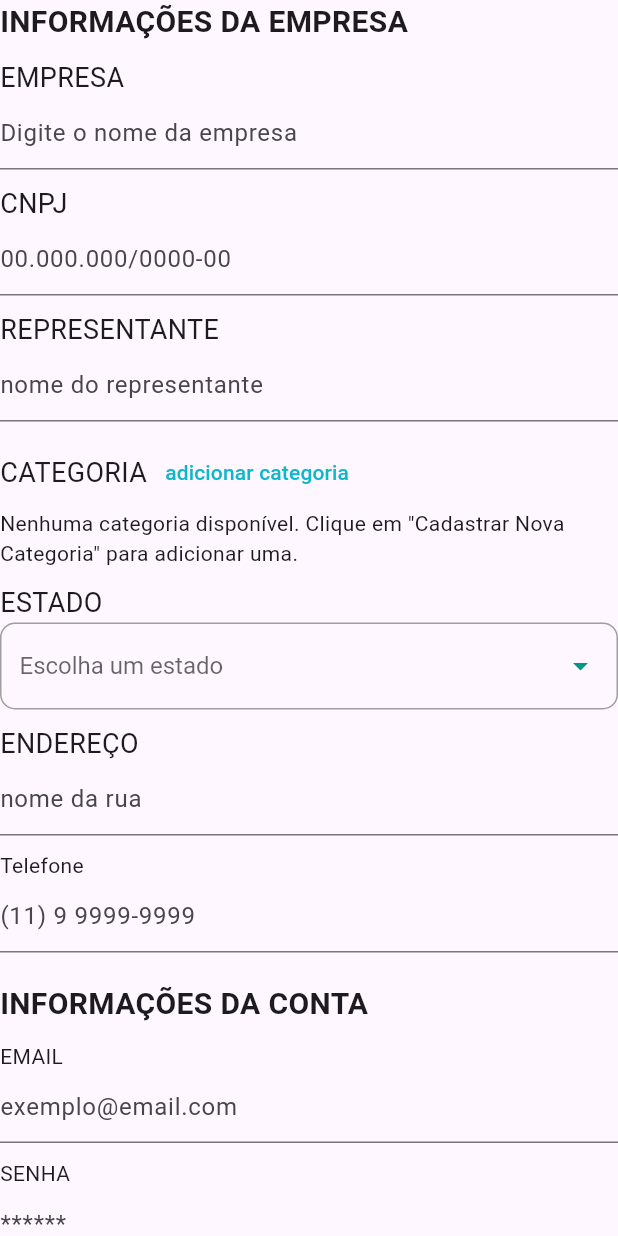
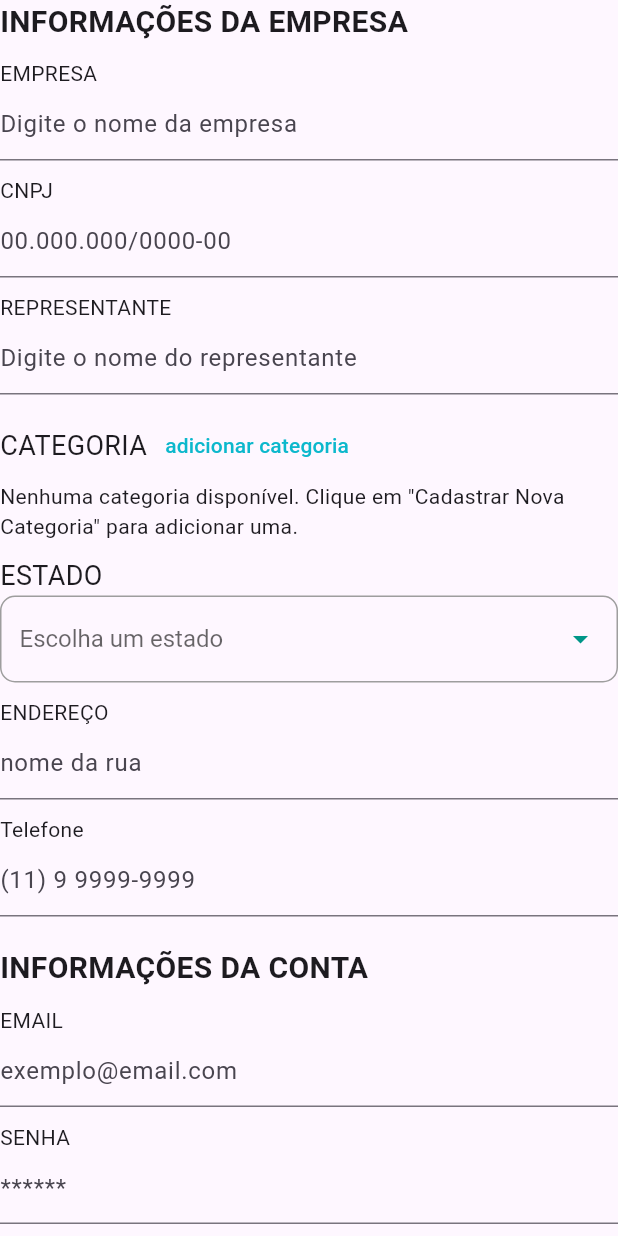
Before and after one commit to LucasBottura16/my_catalog, a Flutter app: the FormCompany widget shown alone on an empty page, opened directly, on a phone screen of 412 x 824 dp. Run offline on Flutter 3.47's test engine with Material 3 defaults, Android fonts, the phone set to English and light mode, and no system bars; our stand-ins replace cloud_firestore, firebase_auth, firebase_core, mask_text_input_formatter, shared_preferences; accounts and stored records are empty.

Commit message:
Feat: Ajuste de input text nos formulários

```diff
--- a/lib/create_account_screen/components/form_company.dart
+++ b/lib/create_account_screen/components/form_company.dart
@@ -3,6 +3,7 @@ import 'package:flutter/material.dart';
 import 'package:my_catalog/create_account_screen/components/add_categories_modal.dart';
 import 'package:my_catalog/create_account_screen/create_account_service.dart';
 import 'package:my_catalog/utils/colors.dart';
+import 'package:my_catalog/utils/custom_input_field.dart';
 import 'package:my_catalog/utils/masks.dart';
 
 class FormCompany extends StatefulWidget {
@@ -15,7 +16,8 @@ class FormCompany extends StatefulWidget {
 class _FormCompanyState extends State<FormCompany> {
   final TextEditingController _controllerCompany = TextEditingController();
   final TextEditingController _controllerCNPJ = TextEditingController();
-  final TextEditingController _controllerRepresentative = TextEditingController();
+  final TextEditingController _controllerRepresentative =
+      TextEditingController();
   final TextEditingController _controllerAddress = TextEditingController();
   final TextEditingController _controllerPhone = TextEditingController();
   final TextEditingController _controllerEmail = TextEditingController();
@@ -101,36 +103,24 @@ class _FormCompanyState extends State<FormCompany> {
       children: [
         const Text("INFORMAÇÕES DA EMPRESA",
             style: TextStyle(fontSize: 20, fontWeight: FontWeight.bold)),
-        const SizedBox(height: 10),
-        const Text("EMPRESA",
-            style: TextStyle(fontWeight: FontWeight.w400, fontSize: 18)),
-        TextFormField(
-          decoration: const InputDecoration(
-            hintText: "Digite o nome da empresa",
-          ),
+        CustomInputField(
           controller: _controllerCompany,
+          labelText: "EMPRESA",
+          hintText: "Digite o nome da empresa",
         ),
-        const SizedBox(height: 10),
-        const Text("CNPJ",
-            style: TextStyle(fontWeight: FontWeight.w400, fontSize: 18)),
-        TextFormField(
+        CustomInputField(
+          controller: _controllerCNPJ,
+          labelText: "CNPJ",
+          hintText: "00.000.000/0000-00",
           keyboardType: TextInputType.number,
           inputFormatters: [
             MasksInput.cnpjFormatter,
           ],
-          decoration: const InputDecoration(
-            hintText: "00.000.000/0000-00",
-          ),
-          controller: _controllerCNPJ,
         ),
-        const SizedBox(height: 10),
-        const Text("REPRESENTANTE",
-            style: TextStyle(fontWeight: FontWeight.w400, fontSize: 18)),
-        TextFormField(
-          decoration: const InputDecoration(
-            hintText: "nome do representante",
-          ),
+        CustomInputField(
           controller: _controllerRepresentative,
+          labelText: "REPRESENTANTE",
+          hintText: "Digite o nome do representante",
         ),
         const SizedBox(height: 10),
         Row(
@@ -216,49 +206,34 @@ class _FormCompanyState extends State<FormCompany> {
             ),
           ),
         ),
-        const SizedBox(height: 10),
-        const Text("ENDEREÇO",
-            style: TextStyle(fontWeight: FontWeight.w400, fontSize: 18)),
-        TextFormField(
-          decoration: const InputDecoration(
-            hintText: "nome da rua",
-          ),
+        CustomInputField(
           controller: _controllerAddress,
+          labelText: "ENDEREÇO",
+          hintText: "nome da rua",
         ),
-        const SizedBox(height: 10),
-        const Text("Telefone", style: TextStyle(fontWeight: FontWeight.w400)),
-        TextFormField(
+        CustomInputField(
           controller: _controllerPhone,
+          labelText: "Telefone",
+          hintText: "(11) 9 9999-9999",
           keyboardType: TextInputType.number,
           inputFormatters: [MasksInput.phoneFormatter],
-          decoration: const InputDecoration(
-            hintText: "(11) 9 9999-9999",
-          ),
         ),
         const SizedBox(height: 20),
         const Text("INFORMAÇÕES DA CONTA",
             style: TextStyle(fontSize: 20, fontWeight: FontWeight.bold)),
-        const SizedBox(height: 10),
-        const Text("EMAIL", style: TextStyle(fontWeight: FontWeight.w400)),
-        TextFormField(
-          decoration: const InputDecoration(
-            hintText: "exemplo@email.com",
-          ),
+        CustomInputField(
           controller: _controllerEmail,
+          labelText: "EMAIL",
+          hintText: "exemplo@email.com",
         ),
-        const SizedBox(height: 10),
-        const Text("SENHA", style: TextStyle(fontWeight: FontWeight.w400)),
-        TextFormField(
-          obscureText: true,
-          decoration: const InputDecoration(
+        CustomInputField(
+            controller: _controllerPassword,
+            labelText: "SENHA",
             hintText: "******",
-          ),
-          controller: _controllerPassword,
-        ),
+            obscureText: true),
         const SizedBox(height: 20),
         ElevatedButton(
             onPressed: () {
-
               CreateAccountService.createAccount(
                   context,
                   "Empresa",
--- /dev/null
+++ b/lib/utils/custom_input_field.dart
@@ -0,0 +1,90 @@
+import 'package:flutter/material.dart';
+import 'package:flutter/services.dart';
+
+class CustomInputField extends StatelessWidget {
+  final TextEditingController controller;
+  final String labelText;
+  final String hintText;
+  final TextStyle? hintStyle;
+  final TextStyle? style;
+  final TextInputType keyboardType;
+  final List<TextInputFormatter>? inputFormatters;
+  final FormFieldValidator<String>? validator;
+  final bool obscureText;
+  final int? maxLines;
+  final int? minLines;
+  final bool enabled;
+  final bool readOnly;
+  final bool autoFocus;
+  final TextCapitalization textCapitalization;
+  final IconData? prefixIcon;
+  final IconData? suffixIcon;
+  final double? spacingHeight;
+  final TextStyle? labelTextStyle;
+  final EdgeInsetsGeometry? contentPadding;
+  final UnderlineInputBorder? enabledBorder;
+  final UnderlineInputBorder? focusedBorder;
+
+  const CustomInputField({
+    super.key,
+    required this.controller,
+    required this.labelText,
+    this.hintText = '',
+    this.hintStyle,
+    this.style,
+    this.keyboardType = TextInputType.text,
+    this.inputFormatters,
+    this.validator,
+    this.obscureText = false,
+    this.maxLines = 1,
+    this.minLines = 1,
+    this.enabled = true,
+    this.readOnly = false,
+    this.autoFocus = false,
+    this.textCapitalization = TextCapitalization.none,
+    this.prefixIcon,
+    this.suffixIcon,
+    this.spacingHeight,
+    this.labelTextStyle,
+    this.contentPadding,
+    this.enabledBorder,
+    this.focusedBorder,
+  });
+
+  @override
+  Widget build(BuildContext context) {
+    return Column(
+      crossAxisAlignment: CrossAxisAlignment.start,
+      children: [
+        SizedBox(height: spacingHeight ?? 10),
+        labelText == "Sem texto" ? const SizedBox() :
+        Text(
+          labelText,
+          style: labelTextStyle ?? const TextStyle(fontWeight: FontWeight.w400),
+        ),
+        TextFormField(
+          controller: controller,
+          keyboardType: keyboardType,
+          inputFormatters: inputFormatters,
+          validator: validator,
+          obscureText: obscureText,
+          maxLines: maxLines,
+          minLines: minLines,
+          enabled: enabled,
+          readOnly: readOnly,
+          textCapitalization: textCapitalization,
+          style: style,
+          decoration: InputDecoration(
+            hintText: hintText,
+            hintStyle: hintStyle,
+            prefixIcon: prefixIcon != null ? Icon(prefixIcon) : null,
+            suffixIcon: suffixIcon != null ? Icon(suffixIcon) : null,
+            contentPadding: contentPadding,
+            enabledBorder: enabledBorder,
+            focusedBorder: focusedBorder,
+          ),
+        ),
+      ],
+    );
+  }
+}
```
Also changed, not shown: lib/create_account_screen/components/form_customer.dart (+22 -43 lines), lib/login_screen/login_view.dart (+22 -37 lines).
